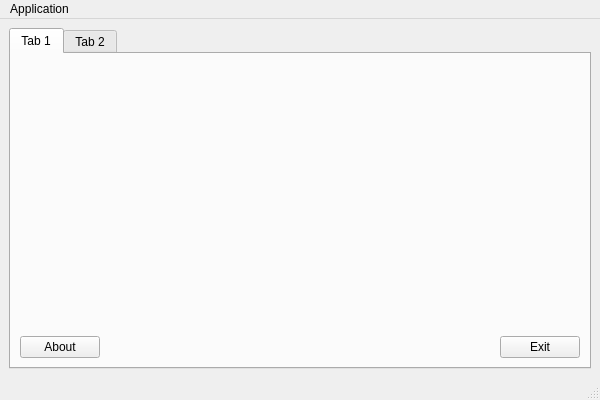
This is src/PC-Client/GUI/MainWindow.ui in shengyun-zhou/AndroidPhone-Assistant-Linux as Qt 5 draws it before an edit. The edited form follows.
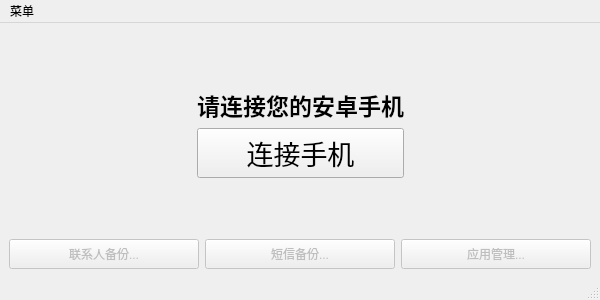
This is the edited form.

Commit message: Add the main window and fix the crash bug when getting the info of a phone.

Diff of the .ui file:
```diff
--- a/src/PC-Client/GUI/MainWindow.ui
+++ b/src/PC-Client/GUI/MainWindow.ui
@@ -7,39 +7,18 @@
     <x>0</x>
     <y>0</y>
     <width>600</width>
-    <height>400</height>
+    <height>300</height>
    </rect>
   </property>
   <property name="windowTitle">
-   <string>MainWindow</string>
+   <string>手机助手 for Linux</string>
   </property>
   <widget class="QWidget" name="centralwidget">
-   <layout class="QHBoxLayout" name="horizontalLayout_2">
-    <item>
-     <layout class="QHBoxLayout" name="horizontalLayout">
-      <property name="leftMargin">
-       <number>0</number>
-      </property>
-      <property name="rightMargin">
-       <number>0</number>
-      </property>
-      <property name="bottomMargin">
-       <number>0</number>
-      </property>
-      <item>
-       <widget class="QTabWidget" name="tabWidget">
-        <property name="currentIndex">
-         <number>0</number>
-        </property>
-        <widget class="QWidget" name="tab">
-         <attribute name="title">
-          <string>Tab 1</string>
-         </attribute>
          <layout class="QVBoxLayout" name="verticalLayout_2">
           <item>
            <layout class="QVBoxLayout" name="verticalLayout">
             <item>
-             <spacer name="verticalSpacer">
+       <spacer name="verticalSpacer_2">
               <property name="orientation">
                <enum>Qt::Vertical</enum>
               </property>
@@ -54,17 +33,60 @@
             <item>
              <layout class="QHBoxLayout" name="horizontalLayout_3">
               <item>
-               <widget class="QPushButton" name="pushButton">
+         <spacer name="horizontalSpacer_2">
+          <property name="orientation">
+           <enum>Qt::Horizontal</enum>
+          </property>
+          <property name="sizeHint" stdset="0">
+           <size>
+            <width>40</width>
+            <height>20</height>
+           </size>
+          </property>
+         </spacer>
+        </item>
+        <item>
+         <layout class="QVBoxLayout" name="verticalLayout_3">
+          <item>
+           <widget class="QLabel" name="label_phone_info">
+            <property name="font">
+             <font>
+              <pointsize>17</pointsize>
+              <weight>75</weight>
+              <bold>true</bold>
+              <underline>false</underline>
+             </font>
+            </property>
+            <property name="text">
+             <string>请连接您的安卓手机</string>
+            </property>
+           </widget>
+          </item>
+          <item>
+           <widget class="QPushButton" name="button_connect_to_phone">
+            <property name="sizePolicy">
+             <sizepolicy hsizetype="Minimum" vsizetype="Fixed">
+              <horstretch>0</horstretch>
+              <verstretch>0</verstretch>
+             </sizepolicy>
+            </property>
                 <property name="minimumSize">
                  <size>
                   <width>0</width>
-                  <height>0</height>
-                 </size>
-                </property>
+              <height>50</height>
+             </size>
+            </property>
+            <property name="font">
+             <font>
+              <pointsize>20</pointsize>
+             </font>
+            </property>
                 <property name="text">
-                 <string>About</string>
-                </property>
-               </widget>
+             <string>连接手机</string>
+            </property>
+           </widget>
+          </item>
+         </layout>
               </item>
               <item>
                <spacer name="horizontalSpacer">
@@ -79,25 +101,75 @@
                 </property>
                </spacer>
               </item>
+       </layout>
+      </item>
               <item>
-               <widget class="QPushButton" name="pushButton_2">
+       <layout class="QHBoxLayout" name="horizontalLayout"/>
+      </item>
+      <item>
+       <spacer name="verticalSpacer">
+        <property name="orientation">
+         <enum>Qt::Vertical</enum>
+        </property>
+        <property name="sizeHint" stdset="0">
+         <size>
+          <width>20</width>
+          <height>40</height>
+         </size>
+        </property>
+       </spacer>
+      </item>
+      <item>
+       <layout class="QHBoxLayout" name="horizontalLayout_2">
+        <item>
+         <widget class="QPushButton" name="button_contact_backup">
+          <property name="enabled">
+           <bool>false</bool>
+          </property>
+          <property name="minimumSize">
+           <size>
+            <width>0</width>
+            <height>30</height>
+           </size>
+          </property>
                 <property name="text">
-                 <string>Exit</string>
+           <string>联系人备份...</string>
                 </property>
                </widget>
               </item>
-             </layout>
-            </item>
-           </layout>
-          </item>
-         </layout>
-        </widget>
-        <widget class="QWidget" name="tab_2">
-         <attribute name="title">
-          <string>Tab 2</string>
-         </attribute>
-        </widget>
-       </widget>
+        <item>
+         <widget class="QPushButton" name="button_sms_backup">
+          <property name="enabled">
+           <bool>false</bool>
+          </property>
+          <property name="minimumSize">
+           <size>
+            <width>0</width>
+            <height>30</height>
+           </size>
+          </property>
+          <property name="text">
+           <string>短信备份...</string>
+          </property>
+         </widget>
+        </item>
+        <item>
+         <widget class="QPushButton" name="button_app_manage">
+          <property name="enabled">
+           <bool>false</bool>
+          </property>
+          <property name="minimumSize">
+           <size>
+            <width>0</width>
+            <height>30</height>
+           </size>
+          </property>
+          <property name="text">
+           <string>应用管理...</string>
+          </property>
+         </widget>
+        </item>
+       </layout>
       </item>
      </layout>
     </item>
@@ -109,21 +181,21 @@
      <x>0</x>
      <y>0</y>
      <width>600</width>
-     <height>27</height>
+     <height>22</height>
     </rect>
    </property>
    <widget class="QMenu" name="menu_application">
     <property name="title">
-     <string>Application</string>
+     <string>菜单</string>
     </property>
     <addaction name="action_exit"/>
    </widget>
    <addaction name="menu_application"/>
   </widget>
-  <widget class="QStatusBar" name="statusbar"/>
+  <widget class="QStatusBar" name="statusBar"/>
   <action name="action_exit">
    <property name="text">
-    <string>Exit</string>
+    <string>退出软件</string>
    </property>
   </action>
  </widget>
```
Lines whose indentation alone changed are shown as unchanged. The commit also changes 4 other files.
